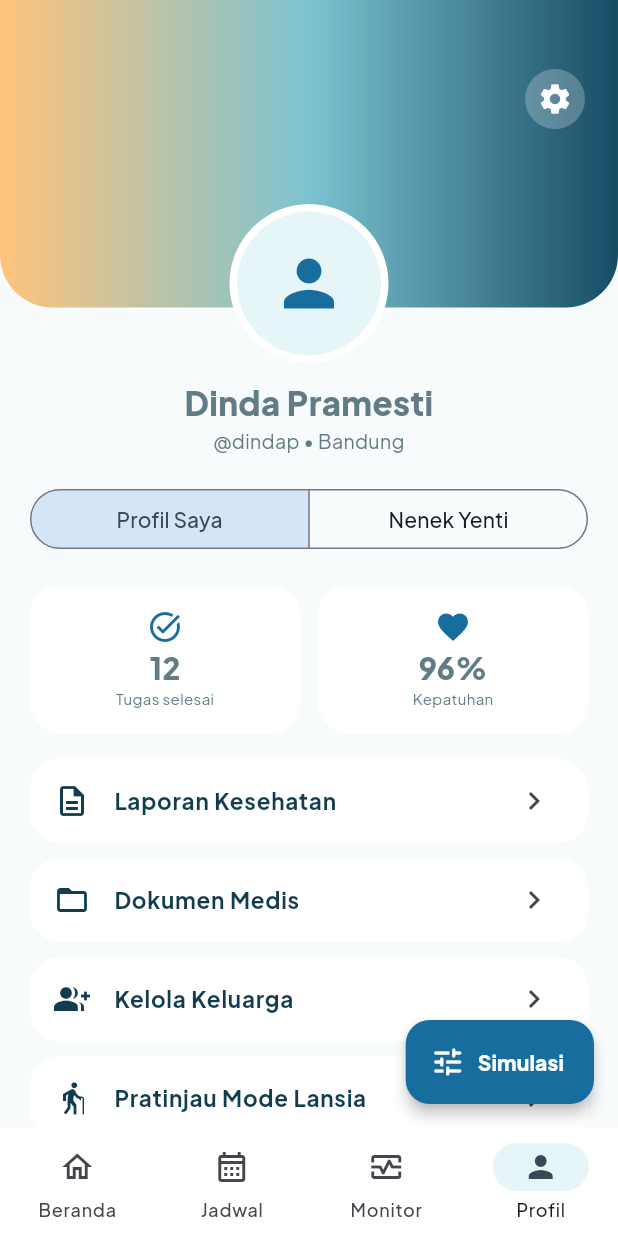
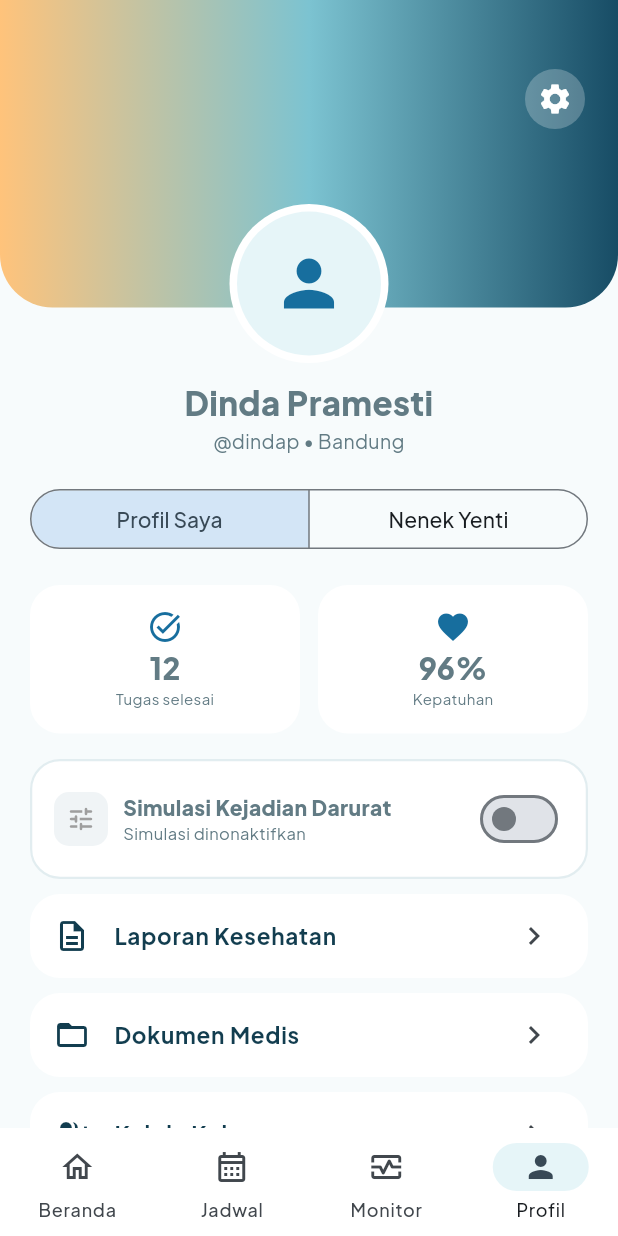
Before and after one commit to OlssenLS/joints-hackathon, a Flutter app: the Shell screen opened directly, item 4 of the bottom bar chosen, on a phone screen of 412 x 824 dp. Run offline on Flutter 3.47's test engine with Material 3 defaults, Android fonts, the phone set to English and light mode, and no system bars; our stand-ins replace shared_preferences; accounts and stored records are empty; network calls fail.

Commit message:
feat(sim): relocate simulation to profile with random generator, remove snackbars, and fix urgent dialog dismissal

```diff
--- a/lib/main.dart
+++ b/lib/main.dart
@@ -651,23 +651,6 @@ class _ShellState extends State<Shell> {
       if (!mounted) return;
       if (alert.isCritical || alert.isFall || alert.isSos) {
         showEmergencyDialog(context, alert);
-      } else {
-        ScaffoldMessenger.of(context).showSnackBar(
-          SnackBar(
-            content: Row(
-              children: [
-                const Icon(
-                  Icons.warning_amber_rounded,
-                  color: Colors.orange,
-                  size: 20,
-                ),
-                const SizedBox(width: 8),
-                Expanded(child: Text(alert.message)),
-              ],
-            ),
-            behavior: SnackBarBehavior.floating,
-          ),
-        );
       }
     });
   }
@@ -696,17 +679,6 @@ class _ShellState extends State<Shell> {
     return Frame(
       child: Scaffold(
         body: IndexedStack(index: index, children: pages),
-        floatingActionButton: FloatingActionButton.extended(
-          onPressed: () => showSimulationSheet(context),
-          backgroundColor: C.primary,
-          foregroundColor: Colors.white,
-          elevation: 4,
-          icon: const Icon(Icons.tune_rounded),
-          label: const Text(
-            'Simulasi',
-            style: TextStyle(fontWeight: FontWeight.w800),
-          ),
-        ),
         bottomNavigationBar: NavigationBar(
           selectedIndex: index,
           height: 72,
@@ -1526,6 +1498,118 @@ class _ProfileState extends State<Profile> {
               ],
             ),
             const SizedBox(height: 17),
+            Card(
+              shape: RoundedRectangleBorder(
+                borderRadius: BorderRadius.circular(20),
+                side: BorderSide(
+                  color: TelemetryService.instance.randomSimEnabled
+                      ? C.primary
+                      : const Color(0xFFE2EDF0),
+                  width: 1.5,
+                ),
+              ),
+              child: Padding(
+                padding: const EdgeInsets.all(16),
+                child: Column(
+                  crossAxisAlignment: CrossAxisAlignment.start,
+                  children: [
+                    Row(
+                      children: [
+                        Container(
+                          padding: const EdgeInsets.all(8),
+                          decoration: BoxDecoration(
+                            color: TelemetryService.instance.randomSimEnabled
+                                ? C.primary.withValues(alpha: 0.12)
+                                : const Color(0xFFF0F4F6),
+                            borderRadius: BorderRadius.circular(10),
+                          ),
+                          child: Icon(
+                            Icons.tune_rounded,
+                            color: TelemetryService.instance.randomSimEnabled
+                                ? C.primary
+                                : Colors.grey,
+                            size: 20,
+                          ),
+                        ),
+                        const SizedBox(width: 10),
+                        Expanded(
+                          child: Column(
+                            crossAxisAlignment: CrossAxisAlignment.start,
+                            children: [
+                              const Text(
+                                'Simulasi Kejadian Darurat',
+                                style: TextStyle(
+                                  fontWeight: FontWeight.w800,
+                                  fontSize: 14,
+                                ),
+                              ),
+                              Text(
+                                TelemetryService.instance.randomSimEnabled
+                                    ? 'Acak otomatis aktif (tiap 20-35s)'
+                                    : 'Simulasi dinonaktifkan',
+                                style: TextStyle(
+                                  fontSize: 11,
+                                  color: TelemetryService.instance.randomSimEnabled
+                                      ? C.primary
+                                      : const Color(0xFF627B84),
+                                ),
+                              ),
+                            ],
+                          ),
+                        ),
+                        Switch(
+                          value: TelemetryService.instance.randomSimEnabled,
+                          activeThumbColor: C.primary,
+                          onChanged: (val) {
+                            setState(() {
+                              TelemetryService.instance.setRandomSimulationEnabled(val);
+                            });
+                          },
+                        ),
+                      ],
+                    ),
+                    if (TelemetryService.instance.randomSimEnabled) ...[
+                      const Divider(height: 20),
+                      Row(
+                        children: [
+                          Expanded(
+                            child: OutlinedButton.icon(
+                              style: OutlinedButton.styleFrom(
+                                shape: RoundedRectangleBorder(
+                                  borderRadius: BorderRadius.circular(14),
+                                ),
+                                padding: const EdgeInsets.symmetric(vertical: 10),
+                              ),
+                              onPressed: () async {
+                                await TelemetryService.instance.triggerRandomScenario();
+                                if (mounted) setState(() {});
+                              },
+                              icon: const Icon(Icons.bolt_rounded, size: 18),
+                              label: const Text(
+                                'Picu Acak Sekarang',
+                                style: TextStyle(fontSize: 12, fontWeight: FontWeight.w700),
+                              ),
+                            ),
+                          ),
+                          const SizedBox(width: 8),
+                          IconButton.outlined(
+                            tooltip: 'Pilih Manual Skenario',
+                            style: IconButton.styleFrom(
+                              shape: RoundedRectangleBorder(
+                                borderRadius: BorderRadius.circular(14),
+                              ),
+                            ),
+                            onPressed: () => showSimulationSheet(context),
+                            icon: const Icon(Icons.list_alt_rounded, size: 18),
+                          ),
+                        ],
+                      ),
+                    ],
+                  ],
+                ),
+              ),
+            ),
+            const SizedBox(height: 10),
             Menu(
               'Laporan Kesehatan',
               Icons.description_outlined,
--- a/lib/services/telemetry_service.dart
+++ b/lib/services/telemetry_service.dart
@@ -1,5 +1,6 @@
 import 'dart:async';
 import 'dart:convert';
+import 'dart:math';
 import 'package:flutter/foundation.dart';
 import 'package:http/http.dart' as http;
 import 'package:shared_preferences/shared_preferences.dart';
@@ -384,7 +385,64 @@ class TelemetryService {
     }
   }
 
+  // --- Random Simulation Controller ---
+  bool randomSimEnabled = false;
+  Timer? _randomSimTimer;
+  String? lastRandomScenario;
+
+  static const List<String> availableScenarios = [
+    'fall',
+    'tachycardia',
+    'bradycardia',
+    'hypoxia',
+    'fever',
+    'wander',
+    'hypertensive',
+    'hypoglycemia',
+  ];
+
+  void setRandomSimulationEnabled(bool enabled) {
+    randomSimEnabled = enabled;
+    _randomSimTimer?.cancel();
+    _randomSimTimer = null;
+
+    if (enabled) {
+      _scheduleNextRandomEvent();
+    } else {
+      triggerScenario('normal');
+    }
+  }
+
+  void _scheduleNextRandomEvent() {
+    if (!randomSimEnabled) return;
+    // Delay randomly between 20 and 35 seconds
+    final delaySeconds = 20 + Random().nextInt(16);
+    _randomSimTimer = Timer(Duration(seconds: delaySeconds), () async {
+      if (!randomSimEnabled) return;
+      await triggerRandomScenario();
+      _scheduleNextRandomEvent();
+    });
+  }
+
+  Future<String?> triggerRandomScenario() async {
+    final pool = List<String>.from(availableScenarios);
+    pool.shuffle();
+    final chosen = pool.first;
+    lastRandomScenario = chosen;
+    await triggerScenario(chosen);
+    return chosen;
+  }
+
+  void acknowledgeAlertLocally(String alertId) {
+    final idx = currentAlerts.indexWhere((a) => a.id == alertId);
+    if (idx != -1) {
+      currentAlerts[idx].acknowledged = true;
+      _alertsController.add(currentAlerts[idx]);
+    }
+  }
+
   Future<bool> acknowledgeAlert(String alertId) async {
+    acknowledgeAlertLocally(alertId);
     if (_token == null) return false;
     try {
       final res = await http.post(
@@ -392,16 +450,9 @@ class TelemetryService {
         headers: {'Authorization': 'Bearer $_token'},
       ).timeout(const Duration(seconds: 4));
 
-      if (res.statusCode == 200) {
-        final idx = currentAlerts.indexWhere((a) => a.id == alertId);
-        if (idx != -1) {
-          currentAlerts[idx].acknowledged = true;
-          _alertsController.add(currentAlerts[idx]);
-        }
-        return true;
-      }
+      return res.statusCode == 200;
     } catch (e) {
-      debugPrint('Error acknowledging alert: $e');
+      debugPrint('Error acknowledging alert on server: $e');
     }
     return false;
   }
```
Also changed, not shown: lib/widgets/emergency_alert_dialog.dart (+15 -37 lines).
